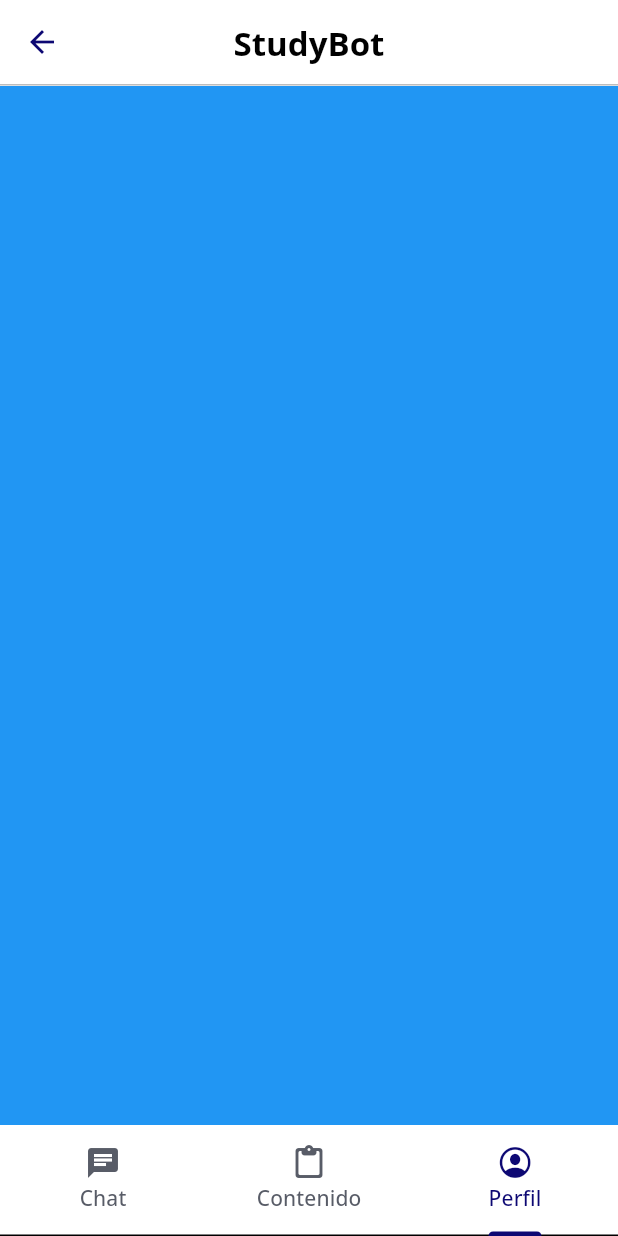
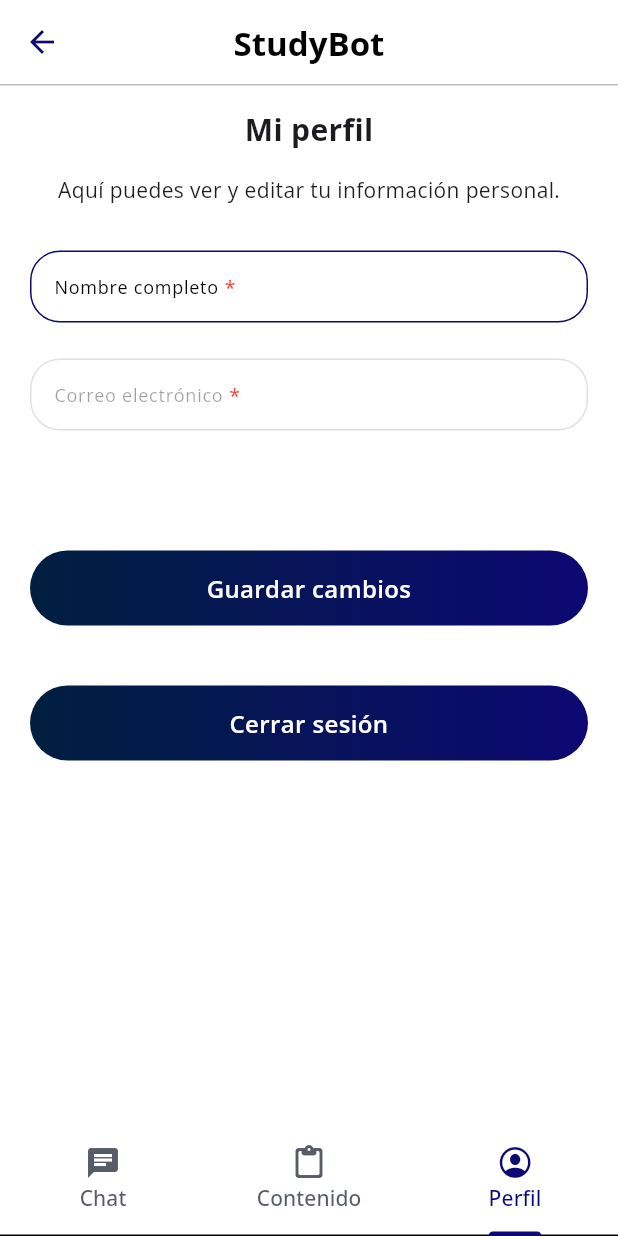
Before and after one commit to Jesus230899/ChatIA, a Flutter app: the StudyBotScreen screen opened by its route, item 3 of the bottom bar chosen, on a phone screen of 412 x 824 dp. Run offline on Flutter 3.47's test engine with Material 3 defaults, Android fonts, the phone set to English and light mode, and no system bars; our stand-ins replace animate_do, auto_route, bloc, dartz, equatable, flutter_bloc and 8 more; accounts and stored records are empty.

Commit message:
Profile view done, logout and data update added

```diff
--- a/lib/features/studybot/data/datasources/local/studybot_local_datasource.dart
+++ b/lib/features/studybot/data/datasources/local/studybot_local_datasource.dart
@@ -6,5 +6,6 @@ abstract class StudybotLocalDatasource {
   Future<Either<OperationFailure, Unit>> saveChat({required GeminiChatModel chat});
   Future<Either<OperationFailure, GeminiChatModel>> getChatById({required String id});
   Future<Either<OperationFailure, List<GeminiChatModel>>> getAllChats();
-  Future<Either<OperationFailure, Unit>> deleteChat({required String id});
+  Future<Either<OperationFailure, Unit>> deleteAllChats();
+
 }
--- a/lib/features/studybot/data/datasources/local/studybot_local_datasource_impl.dart
+++ b/lib/features/studybot/data/datasources/local/studybot_local_datasource_impl.dart
@@ -57,11 +57,9 @@ class StudybotLocalDatasourceImpl implements StudybotLocalDatasource {
   }
 
   @override
-  Future<Either<OperationFailure, Unit>> deleteChat({
-    required String id,
-  }) async {
+  Future<Either<OperationFailure, Unit>> deleteAllChats() async {
     try {
-      await _box.delete(id);
+      await _box.clear();
       return right(unit);
     } catch (e) {
       return left(OperationFailure(message: e.toString()));
--- a/lib/features/studybot/data/repositories/studybot_local_repository_impl.dart
+++ b/lib/features/studybot/data/repositories/studybot_local_repository_impl.dart
@@ -28,9 +28,7 @@ class StudybotLocalRepositoryImpl extends StudybotLocalRepository {
   }
 
   @override
-  Future<Either<OperationFailure, Unit>> deleteChat({
-    required String id,
-  }) async {
-    return await geminiDatasource.deleteChat(id: id);
+  Future<Either<OperationFailure, Unit>> deleteAllChats() async {
+    return await geminiDatasource.deleteAllChats();
   }
 }
--- a/lib/features/studybot/domain/repositories/studybot_local_repository.dart
+++ b/lib/features/studybot/domain/repositories/studybot_local_repository.dart
@@ -15,5 +15,5 @@ abstract class StudybotLocalRepository {
   });
 
   Future<Either<OperationFailure, List<GeminiChatModel>>> getAllChats();
-  Future<Either<OperationFailure, Unit>> deleteChat({required String id});
+  Future<Either<OperationFailure, Unit>> deleteAllChats();
 }
--- /dev/null
+++ b/lib/features/studybot/domain/usecases/delete_all_chats_usecase.dart
@@ -0,0 +1,16 @@
+import 'package:chatia/core/failure/operation_failure.dart';
+import 'package:chatia/core/usecase/usecase.dart';
+import 'package:chatia/features/studybot/domain/repositories/studybot_local_repository.dart';
+import 'package:dartz/dartz.dart';
+
+class DeleteAllChatsUsecase implements UseCase<Unit, NoParams> {
+  final StudybotLocalRepository repository;
+
+  DeleteAllChatsUsecase({required this.repository});
+
+  @override
+  Future<Either<OperationFailure, Unit>> call(NoParams params) async {
+    final result = await repository.deleteAllChats();
+    return result;
+  }
+}
--- a/lib/features/studybot/presentation/bloc/studybot_bloc.dart
+++ b/lib/features/studybot/presentation/bloc/study_bloc/studybot_bloc.dart
@@ -168,6 +168,7 @@ class StudybotBloc extends Bloc<StudybotEvent, StudybotState> {
     Emitter<StudybotState> emit,
   ) async {
     final result = await getAllChatsUsecase(NoParams());
+    log(result.toString());
     emit(state.copyWith(chats: result.fold((l) => [], (r) => r)));
   }
 
--- /dev/null
+++ b/lib/features/studybot/presentation/bloc/study_form_bloc/study_form_event.dart
@@ -0,0 +1,22 @@
+part of 'study_form_bloc.dart';
+
+sealed class StudyFormEvent extends Equatable {
+  const StudyFormEvent();
+
+  @override
+  List<Object> get props => [];
+}
+
+class LoadUserDataEvent extends StudyFormEvent {}
+
+class ChangeFullNameEvent extends StudyFormEvent {
+  final String value;
+  const ChangeFullNameEvent({required this.value});
+
+  @override
+  List<Object> get props => [value];
+}
+
+class SaveChangesUserDataEvent extends StudyFormEvent {}
+
+class LogOutEvent extends StudyFormEvent {}
--- /dev/null
+++ b/lib/features/studybot/presentation/bloc/study_form_bloc/study_form_state.dart
@@ -0,0 +1,47 @@
+part of 'study_form_bloc.dart';
+
+class StudyFormState extends Equatable {
+  final bool loading;
+  final Option<UserDataModel> userData;
+  final Option<Either<OperationFailure, UserDataModel>> userDataResult;
+  final Option<Either<OperationFailure, Unit>> saveUserDataResult;
+  final Option<Either<OperationFailure, Unit>> logOutResult;
+
+  const StudyFormState({
+    required this.loading,
+    required this.userData,
+    required this.userDataResult,
+    required this.saveUserDataResult,
+    required this.logOutResult,
+  });
+
+  StudyFormState copyWith({
+    bool? loading,
+    Option<UserDataModel>? userData,
+    Option<Either<OperationFailure, UserDataModel>>? userDataResult,
+    Option<Either<OperationFailure, Unit>>? saveUserDataResult,
+    Option<Either<OperationFailure, Unit>>? logOutResult,
+  }) => StudyFormState(
+    loading: loading ?? this.loading,
+    userData: userData ?? this.userData,
+    userDataResult: userDataResult ?? this.userDataResult,
+    saveUserDataResult: saveUserDataResult ?? this.saveUserDataResult,
+    logOutResult: logOutResult ?? this.logOutResult,
+  );
+  factory StudyFormState.initial() => StudyFormState(
+    loading: false,
+    userData: none(),
+    userDataResult: none(),
+    saveUserDataResult: none(),
+    logOutResult: none(),
+  );
+
+  @override
+  List<Object> get props => [
+    loading,
+    userData,
+    userDataResult,
+    saveUserDataResult,
+    logOutResult,
+  ];
+}
--- a/lib/features/studybot/presentation/studybot_screen.dart
+++ b/lib/features/studybot/presentation/studybot_screen.dart
@@ -3,9 +3,11 @@ import 'dart:io';
 import 'package:auto_route/auto_route.dart';
 import 'package:chatia/core/injection/base_injection.dart';
 import 'package:chatia/core/theme/colors.dart';
-import 'package:chatia/features/studybot/presentation/bloc/studybot_bloc.dart';
+import 'package:chatia/features/studybot/presentation/bloc/study_bloc/studybot_bloc.dart';
+import 'package:chatia/features/studybot/presentation/bloc/study_form_bloc/study_form_bloc.dart';
 import 'package:chatia/features/studybot/presentation/views/studybot_chat_view.dart';
 import 'package:chatia/features/studybot/presentation/views/studybot_chats_view.dart';
+import 'package:chatia/features/studybot/presentation/views/studybot_profile_view.dart';
 import 'package:flutter/cupertino.dart';
 import 'package:flutter/material.dart';
 import 'package:flutter_bloc/flutter_bloc.dart';
@@ -25,6 +27,7 @@ class _StudyBotScreenState extends State<StudyBotScreen>
   late Size size;
 
   final StudybotBloc bloc = getIt<StudybotBloc>();
+  final StudyFormBloc formBloc = getIt<StudyFormBloc>();
 
   @override
   void initState() {
@@ -41,7 +44,14 @@ class _StudyBotScreenState extends State<StudyBotScreen>
   @override
   Widget build(BuildContext context) {
     size = MediaQuery.sizeOf(context);
-    return BlocProvider(create: (context) => bloc, child: _bodyConsumer());
+    return MultiBlocProvider(
+      providers: [
+        BlocProvider(create: (_) => bloc),
+        BlocProvider(create: (_) => formBloc),
+      ],
+
+      child: _bodyConsumer(),
+    );
   }
 
   Widget _bodyConsumer() {
@@ -72,7 +82,7 @@ class _StudyBotScreenState extends State<StudyBotScreen>
         children: [
           StudybotChatView(bloc: bloc),
           StudybotChatsView(bloc: bloc, size: size),
-          Container(color: Colors.blue),
+          StudybotProfileView(bloc: formBloc),
         ],
       ),
       bottomNavigationBar: _bottomBar(),
@@ -82,7 +92,16 @@ class _StudyBotScreenState extends State<StudyBotScreen>
   Widget _bottomBar() {
     return TabBar(
       controller: _tabController,
-      onTap: (val) => bloc.add(ChangeTabEvent(tabIndex: val)),
+      onTap: (val) {
+        bloc.add(ChangeTabEvent(tabIndex: val));
+        if(val==1){
+          bloc.add(GetAllChatsEvent());
+        }
+        if (val == 2) {
+          formBloc.add(LoadUserDataEvent());
+        }
+      },
+
       labelColor: AppColors.primary,
       unselectedLabelColor: AppColors.icon,
       tabs: [
--- a/lib/features/studybot/presentation/views/studybot_chat_view.dart
+++ b/lib/features/studybot/presentation/views/studybot_chat_view.dart
@@ -1,7 +1,7 @@
 import 'package:animate_do/animate_do.dart';
 import 'package:chatia/core/resources/resource_icons.dart';
 import 'package:chatia/core/theme/colors.dart';
-import 'package:chatia/features/studybot/presentation/bloc/studybot_bloc.dart';
+import 'package:chatia/features/studybot/presentation/bloc/study_bloc/studybot_bloc.dart';
 import 'package:chatia/features/widgets/message_chat_widget.dart';
 import 'package:flutter/material.dart';
 
--- a/lib/features/studybot/presentation/views/studybot_chats_view.dart
+++ b/lib/features/studybot/presentation/views/studybot_chats_view.dart
@@ -6,7 +6,7 @@ import 'package:chatia/core/theme/colors.dart';
 import 'package:chatia/core/utils/text_cleanners.dart';
 import 'package:chatia/features/studybot/data/models/gemini_chat_model.dart';
 import 'package:chatia/features/studybot/data/models/gemini_message_model.dart';
-import 'package:chatia/features/studybot/presentation/bloc/studybot_bloc.dart';
+import 'package:chatia/features/studybot/presentation/bloc/study_bloc/studybot_bloc.dart';
 import 'package:chatia/features/widgets/message_chat_widget.dart';
 import 'package:flutter/material.dart';
 import 'package:modal_bottom_sheet/modal_bottom_sheet.dart';
--- /dev/null
+++ b/lib/features/studybot/presentation/views/studybot_profile_view.dart
@@ -0,0 +1,151 @@
+import 'dart:developer';
+
+import 'package:auto_route/auto_route.dart';
+import 'package:chatia/core/routes/app_router.gr.dart';
+import 'package:chatia/core/theme/colors.dart';
+import 'package:chatia/core/validators/validators.dart';
+import 'package:chatia/features/studybot/presentation/alerts/studybot_alert.dart';
+import 'package:chatia/features/studybot/presentation/bloc/study_form_bloc/study_form_bloc.dart';
+import 'package:chatia/features/widgets/custom_button_widget.dart';
+import 'package:chatia/features/widgets/custom_textfield_widget.dart';
+import 'package:flutter/material.dart';
+import 'package:flutter_bloc/flutter_bloc.dart';
+
+class StudybotProfileView extends StatefulWidget {
+  final StudyFormBloc bloc;
+  const StudybotProfileView({super.key, required this.bloc});
+
+  @override
+  State<StudybotProfileView> createState() => _StudybotProfileViewState();
+}
+
+class _StudybotProfileViewState extends State<StudybotProfileView> {
+  final TextEditingController _fullNameCtr = TextEditingController();
+  final TextEditingController _emailCtr = TextEditingController();
+  final GlobalKey<FormState> _formKey = GlobalKey<FormState>();
+
+  @override
+  void initState() {
+    super.initState();
+  }
+
+  @override
+  Widget build(BuildContext context) {
+    return BlocConsumer<StudyFormBloc, StudyFormState>(
+      listener: (context, state) {
+        state.userDataResult.fold(() {}, (either) {
+          either.fold((l) {}, (r) {
+            setState(() {
+              final data = state.userData.fold(() => null, (r) => r);
+              if (data == null) return;
+              log('LOS DATOS DEL USUARIO EN EL PERFIL: $data');
+              _fullNameCtr.text = data.fullName ?? '';
+              _emailCtr.text = data.email;
+            });
+          });
+        });
+        state.saveUserDataResult.fold(() {}, (either) {
+          either.fold((l) {}, (r) {
+            ScaffoldMessenger.of(context).showSnackBar(
+              const SnackBar(
+                content: Text('Cambios guardados correctamente'),
+                backgroundColor: Colors.green,
+              ),
+            );
+          });
+        });
+        state.logOutResult.fold(() {}, (either) {
+          either.fold((l) {}, (r) {
+            AutoRouter.of(context).replaceAll([LoginRoute()]);
+          });
+        });
+      },
+      builder: (context, state) {
+        return SingleChildScrollView(
+          child: Padding(
+            padding: const EdgeInsets.symmetric(horizontal: 20, vertical: 15),
+            child: Column(
+              children: [
+                Text(
+                  'Mi perfil',
+                  style: TextStyle(fontWeight: FontWeight.bold, fontSize: 20),
+                ),
+                SizedBox(height: 16),
+                Text(
+                  'Aquí puedes ver y editar tu información personal.',
+                  style: TextStyle(fontSize: 14),
+                ),
+                SizedBox(height: 30),
+                _form(),
+                SizedBox(height: 80),
+                _actions(),
+              ],
+            ),
+          ),
+        );
+      },
+    );
+  }
+
+  Widget _form() {
+    return Form(
+      autovalidateMode: AutovalidateMode.onUserInteraction,
+      key: _formKey,
+      child: Column(
+        children: [_fullNameTF(), const SizedBox(height: 24), _emailTF()],
+      ),
+    );
+  }
+
+  Widget _fullNameTF() {
+    return CustomTextFieldWidget(
+      controller: _fullNameCtr,
+      label: 'Nombre completo',
+      onChanged: (value) {
+        widget.bloc.add(ChangeFullNameEvent(value: value));
+      },
+      validator: (value) {
+        return ValueValidator.fullName(value);
+      },
+      keyboardType: TextInputType.emailAddress,
+      borderRadius: 20,
+      borderColor: AppColors.primary,
+    );
+  }
+
+  Widget _emailTF() {
+    return CustomTextFieldWidget(
+      controller: _emailCtr,
+      label: 'Correo electrónico',
+      onChanged: (value) {},
+      validator: (value) {
+        return ValueValidator.email(value);
+      },
+      enabled: false,
+      keyboardType: TextInputType.emailAddress,
+      borderRadius: 20,
+      borderColor: AppColors.primary,
+    );
+  }
+
+  Widget _actions() {
+    return Column(
+      children: [
+        CustomButtonWidget(
+          onPressed: () => widget.bloc.add(SaveChangesUserDataEvent()),
+          text: 'Guardar cambios',
+        ),
+        SizedBox(height: 40),
+        CustomButtonWidget(
+          onPressed: () async {
+            final result = await StudybotAlert.showExitAlert(context: context);
+            if (result == true) {
+              widget.bloc.add(LogOutEvent());
+            }
+          },
+          text: 'Cerrar sesión',
+        ),
+      ],
+    );
+  }
+}
--- a/lib/features/widgets/custom_textfield_widget.dart
+++ b/lib/features/widgets/custom_textfield_widget.dart
@@ -21,6 +21,7 @@ class CustomTextFieldWidget extends StatelessWidget {
   final VoidCallback? onEditingComplete;
   final Widget? suffix;
   final TextInputType? keyboardType;
+  final bool? enabled;
 
   const CustomTextFieldWidget({
     super.key,
@@ -40,7 +41,8 @@ class CustomTextFieldWidget extends StatelessWidget {
     this.autovalidateMode,
     this.onEditingComplete,
     this.suffix,
-    this.keyboardType
+    this.keyboardType,
+    this.enabled,
   });
 
   @override
@@ -56,12 +58,10 @@ class CustomTextFieldWidget extends StatelessWidget {
       inputFormatters: inputFormatters,
       onTap: onPressed,
       readOnly: onPressed != null,
-      style: GoogleFonts.openSans(
-        fontSize: 12,
-      ),
+      style: GoogleFonts.openSans(fontSize: 12),
       obscureText: obscureText ?? false,
       textCapitalization: TextCapitalization.none,
-
+      enabled: enabled,
       maxLines: 1,
       autovalidateMode: autovalidateMode ?? AutovalidateMode.disabled,
       autofocus: false,
```
Also changed, not shown: lib/features/auth/presentation/login/bloc/login_bloc.dart (+18 -0 lines), lib/features/studybot/di/studybot_injection.dart (+11 -1 lines), lib/features/studybot/presentation/alerts/studybot_alert.dart (added, +43 -0 lines), lib/features/studybot/presentation/bloc/study_form_bloc/study_form_bloc.dart (added, +117 -0 lines), lib/features/studybot/presentation/bloc/study_bloc/studybot_event.dart (renamed from lib/features/studybot/presentation/bloc/studybot_event.dart), lib/features/studybot/presentation/bloc/study_bloc/studybot_state.dart (renamed from lib/features/studybot/presentation/bloc/studybot_state.dart).
